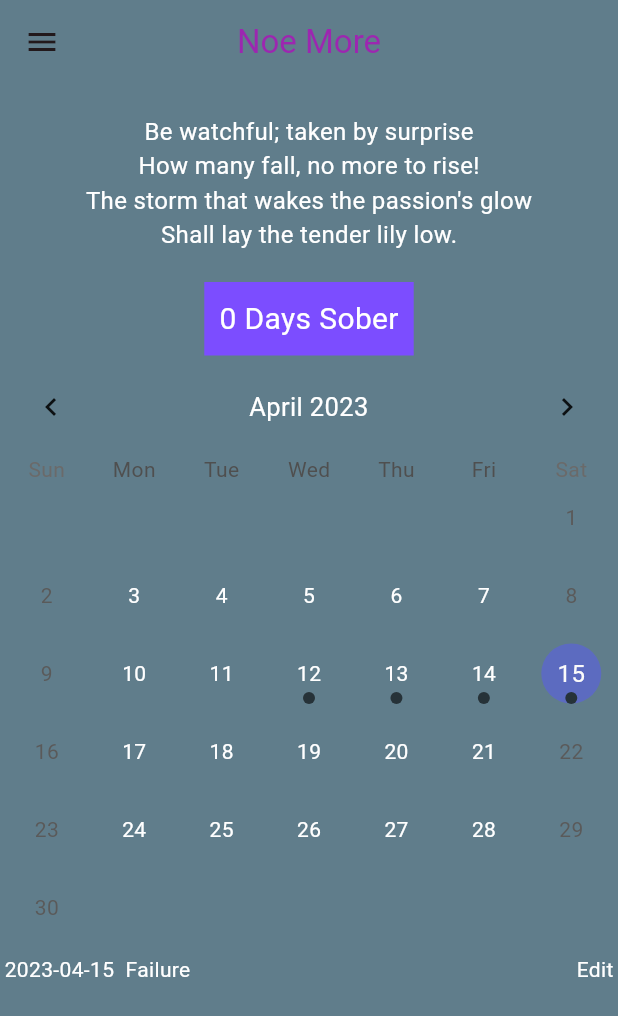
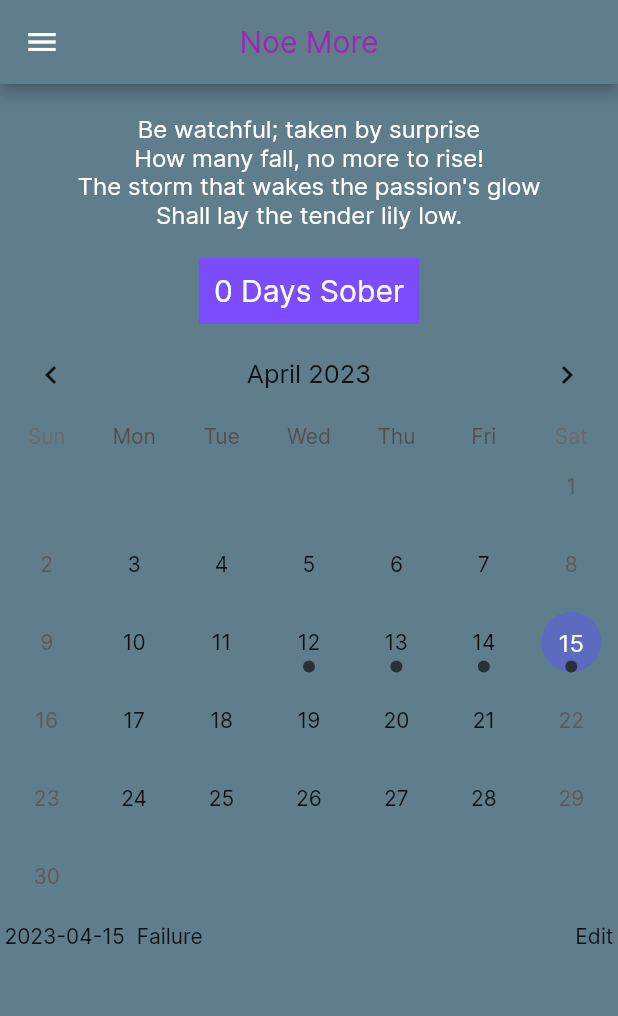
Before and after one commit to matt0681/Addiction-Recovery-App, a Flutter app: the screen it shows after launch, on a phone screen of 412 x 824 dp. Shown: the top 1016 px of the screen. Run offline on Flutter 3.47's test engine with Material 2 defaults, Android fonts, the phone set to English and light mode, and no system bars; drawn by our look-alikes of table_calendar; our stand-ins replace flutter_native_splash; missing offline and left inert: dart:ffi.

Commit message:
Added a new font and made changes to main.

```diff
--- a/lib/main.dart
+++ b/lib/main.dart
@@ -2,14 +2,7 @@
 import 'package:flutter/material.dart';
 import 'package:flutter_native_splash/flutter_native_splash.dart';
 import 'package:noe_more/screens/home_page.dart';
-import 'package:provider/provider.dart';
 
-
-// Deprecated main function.
-// /// This runs the MyApp Widget.
-// void main() {
-//   runApp(MyApp());
-// }
 
 /// This runs the MyApp Widget. It will load the entire app before letting the
 /// user interact with it. (the 'loading'/splash screen will display to them)
@@ -32,110 +25,14 @@
 
   @override
   Widget build(BuildContext context) {
-    return ChangeNotifierProvider(
-      create: (context) => MyAppState(),
-      child: MaterialApp(
-        title: 'Noe More App',
-        theme: ThemeData(
-          useMaterial3: true,
-          colorScheme: ColorScheme.fromSeed(seedColor: Colors.black),
-          textTheme: Typography.whiteCupertino,
-          // drawerTheme: DrawerThemeData(
-          //   backgroundColor: Colors.black87,
-          // ),
-          // appBarTheme: AppBarTheme(
-          //   backgroundColor: Colors.blue,
-          // ),
-        ),
-        home: MyHomePage(),
-        // home: InitialPage(),
+    return MaterialApp(
+      title: 'Noe More App',
+
+      theme: ThemeData(
+        fontFamily: 'Inter',
       ),
+
+      home: MyHomePage(),
     );
   }
 }
-
-class MyAppState extends ChangeNotifier {
-  // // store app wide variables and things here.
-  // // for more widget specific variables/ changes, use a stateful widget.
-  // var sobrietyStatusList = <DateTime, bool>{};
-  // var timeSober = 0;
-  //
-  // // Add a date
-  // void toggleDateStatus(DateTime dateTime, bool status) {
-  //   if (sobrietyStatusList.containsKey(dateTime)) {
-  //     sobrietyStatusList.update(dateTime, (value) => status);
-  //   } else {
-  //     sobrietyStatusList[dateTime] = status;
-  //   }
-  //   notifyListeners();
-  // }
-}
-
-
-// /// The initial 'loading screen' of the app.
-// /// Consists of our motto along with our name.
-// class InitialPage extends StatefulWidget {
-//   @override
-//   State<InitialPage> createState() => _InitialPageState();
-// }
-//
-// /// InitialPage State for timer and widgets.
-// class _InitialPageState extends State<InitialPage> {
-//   Timer? timer;
-//
-//   @override
-//   void initState() {
-//     super.initState();
-//     // 4 second timer for the loading screen to show our motto/name.
-//     // Set to zero for testing the rest of the app.
-//     timer = Timer(
-//       const Duration(seconds: 4),
-//           () {
-//         Navigator.pushReplacement(
-//           context,
-//           MaterialPageRoute(
-//               builder: (context) => MyHomePage()
-//           ),
-//         );
-//       },
-//     );
-//   }
-//
-//   @override
-//   void dispose() {
-//     super.dispose();
-//     timer?.cancel();
-//   }
-//
-//   @override
-//   Widget build(BuildContext context) {
-//     return Scaffold(
-//       body: Container(
-//         color: Colors.black,
-//         height: MediaQuery.of(context).size.height,
-//         child: Column(
-//           children: <Widget>[
-//             SizedBox(height: MediaQuery.of(context).size.height / 2.6,),
-//
-//             Column(
-//               children: <Widget>[
-//                 Text('You are worth it.', style: TextStyle(color: Colors.white, fontSize: 30.0)),
-//                 Text('You are loved.', style: TextStyle(color: Colors.white, fontSize: 30.0)),
-//               ],
-//             ),
-//
-//             Expanded(
-//               child: Align(
-//                 alignment: Alignment.bottomCenter,
-//                 child: Text('The Burkett & Lad Group', style: TextStyle(color: Colors.white70, fontSize: 14.0)),
-//               ),
-//             ),
-//
-//             SizedBox(height: 1.0,),
-//           ],
-//         ),
-//       ),
-//     );
-//   }
-// }
-//
```
Also changed, not shown: pubspec.yaml (+9 -0 lines), assets/fonts/Inter-Black.ttf (added), assets/fonts/Inter-Bold.ttf (added), assets/fonts/Inter-ExtraBold.ttf (added), assets/fonts/Inter-ExtraLight.ttf (added), assets/fonts/Inter-Light.ttf (added), assets/fonts/Inter-Medium.ttf (added), assets/fonts/Inter-Regular.ttf (added), assets/fonts/Inter-SemiBold.ttf (added), assets/fonts/Inter-Thin.ttf (added), assets/images/HomePageScreenShot.PNG (renamed from assets/HomePageScreenShot.PNG), assets/images/homepage.PNG (renamed from assets/homepage.PNG), 1 other file.
